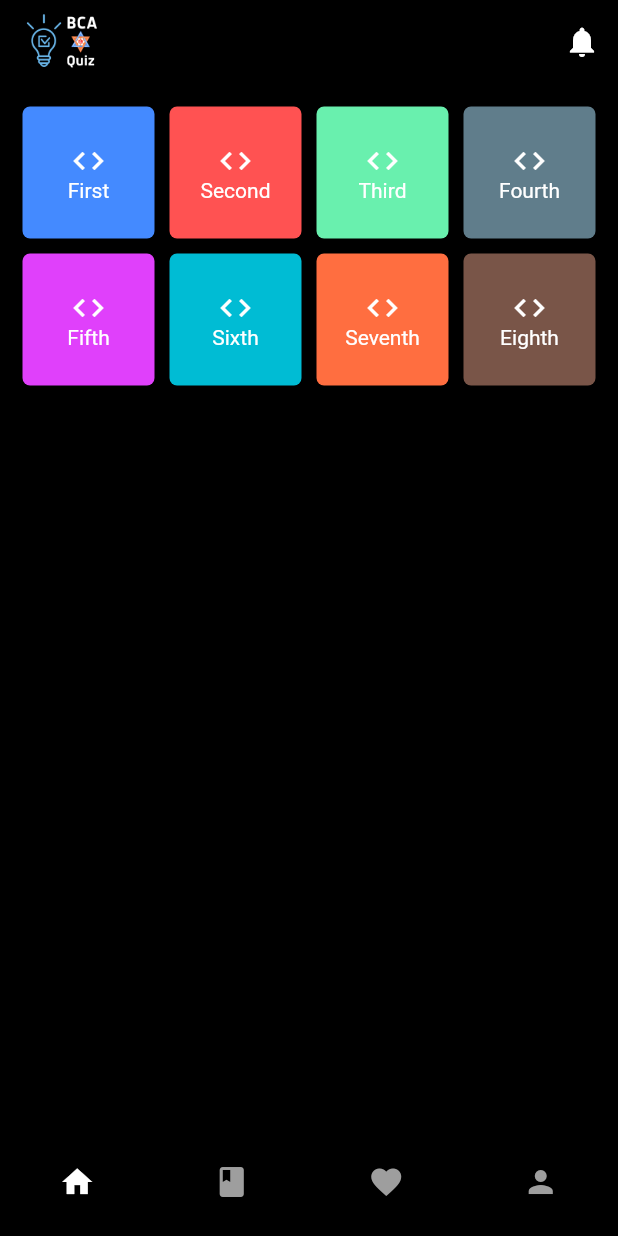
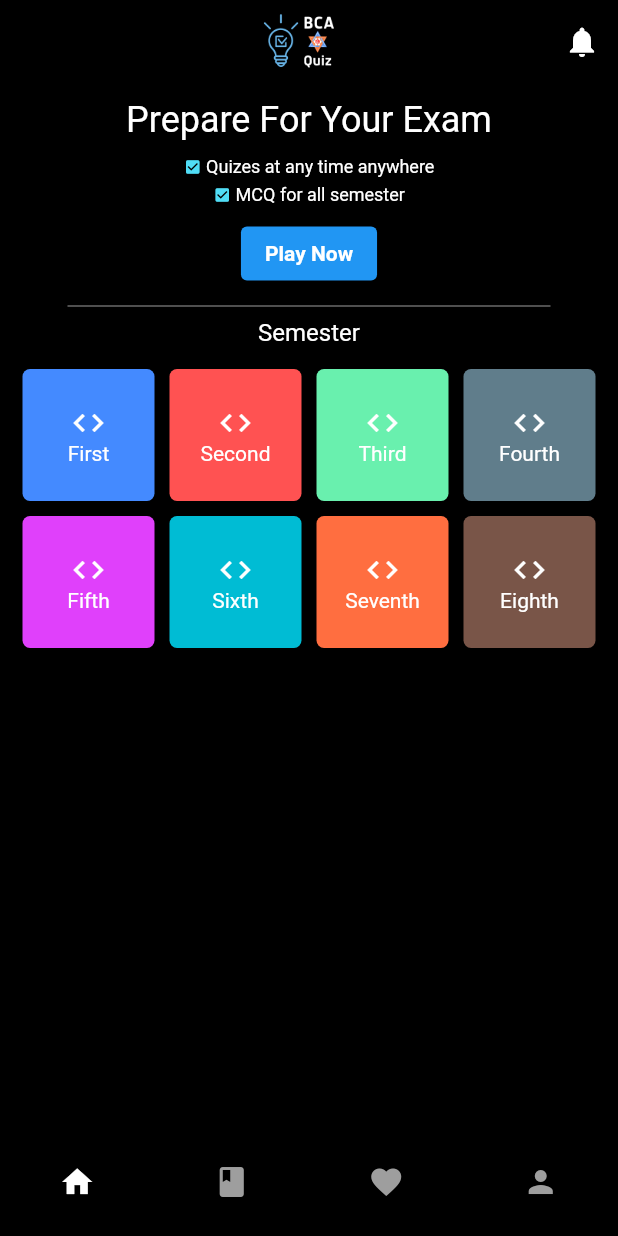
Before and after one commit to crpoudyal/BCA_Quiz, a Flutter app: the screen it shows once a user with an empty profile is signed in, on a phone screen of 412 x 824 dp. Run offline on Flutter 3.47's test engine with Material 2 defaults, Android fonts, the light colour scheme and no system bars; our stand-ins replace cloud_firestore, firebase_auth, firebase_core, firebase_storage, image_picker; accounts and stored records are empty.

Commit message:
added conatiner in homepage

```diff
--- a/lib/screen/home_screen.dart
+++ b/lib/screen/home_screen.dart
@@ -19,6 +19,7 @@ class _HomeScreenState extends State<HomeScreen> {
           'assets/images/BCAquiz.png',
           height: 64,
         ),
+        centerTitle: true,
         actions: [
           IconButton(
             onPressed: () {},
@@ -28,6 +29,87 @@ class _HomeScreenState extends State<HomeScreen> {
       ),
       body: Column(
         children: [
+          Container(
+            height: 140,
+            color: Colors.black,
+            child: Padding(
+              padding: const EdgeInsets.only(left: 15, right: 15),
+              child: Column(
+                crossAxisAlignment: CrossAxisAlignment.center,
+                children: [
+                  const SizedBox(
+                    height: 10,
+                  ),
+                  const Text(
+                    'Prepare For Your Exam',
+                    style: TextStyle(color: Colors.white, fontSize: 24),
+                  ),
+                  const SizedBox(
+                    height: 10,
+                  ),
+                  Row(
+                    mainAxisAlignment: MainAxisAlignment.center,
+                    crossAxisAlignment: CrossAxisAlignment.center,
+                    children: const [
+                      Icon(
+                        Icons.check_box,
+                        size: 12,
+                        color: Color(0xFF50DDF6),
+                      ),
+                      Text(
+                        " Quizes at any time anywhere",
+                        style: TextStyle(color: Colors.white, fontSize: 12),
+                      ),
+                    ],
+                  ),
+                  const SizedBox(
+                    height: 5,
+                  ),
+                  Row(
+                    mainAxisAlignment: MainAxisAlignment.center,
+                    crossAxisAlignment: CrossAxisAlignment.center,
+                    children: const [
+                      Icon(
+                        Icons.check_box,
+                        size: 12,
+                        color: Color(0xFF50DDF6),
+                      ),
+                      Text(
+                        " MCQ for all semester",
+                        style: TextStyle(color: Colors.white, fontSize: 12),
+                      ),
+                    ],
+                  ),
+                  const SizedBox(
+                    height: 8,
+                  ),
+                  TextButton(
+                    onPressed: () => {},
+                    child: const Padding(
+                      padding: EdgeInsets.fromLTRB(8, 1, 8, 1),
+                      child: Text(
+                        'Play Now',
+                        style: TextStyle(fontWeight: FontWeight.bold),
+                      ),
+                    ),
+                    style: TextButton.styleFrom(
+                      primary: Colors.white,
+                      backgroundColor: Colors.blue,
+                    ),
+                  )
+                ],
+              ),
+            ),
+          ),
+          const Divider(
+            indent: 45,
+            endIndent: 45,
+            color: Colors.grey,
+          ),
+          const Text(
+            "Semester",
+            style: TextStyle(fontSize: 16),
+          ),
           Padding(
             padding: const EdgeInsets.all(10.0),
             child: GridView(
```
Also changed, not shown: 1 other file.
